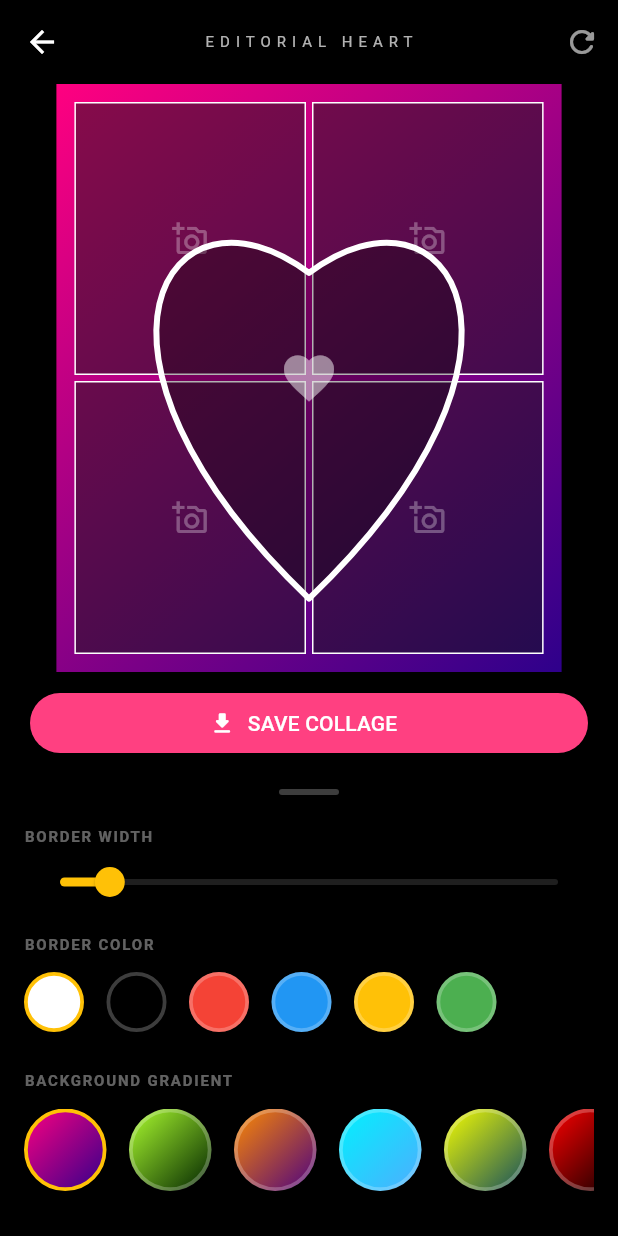
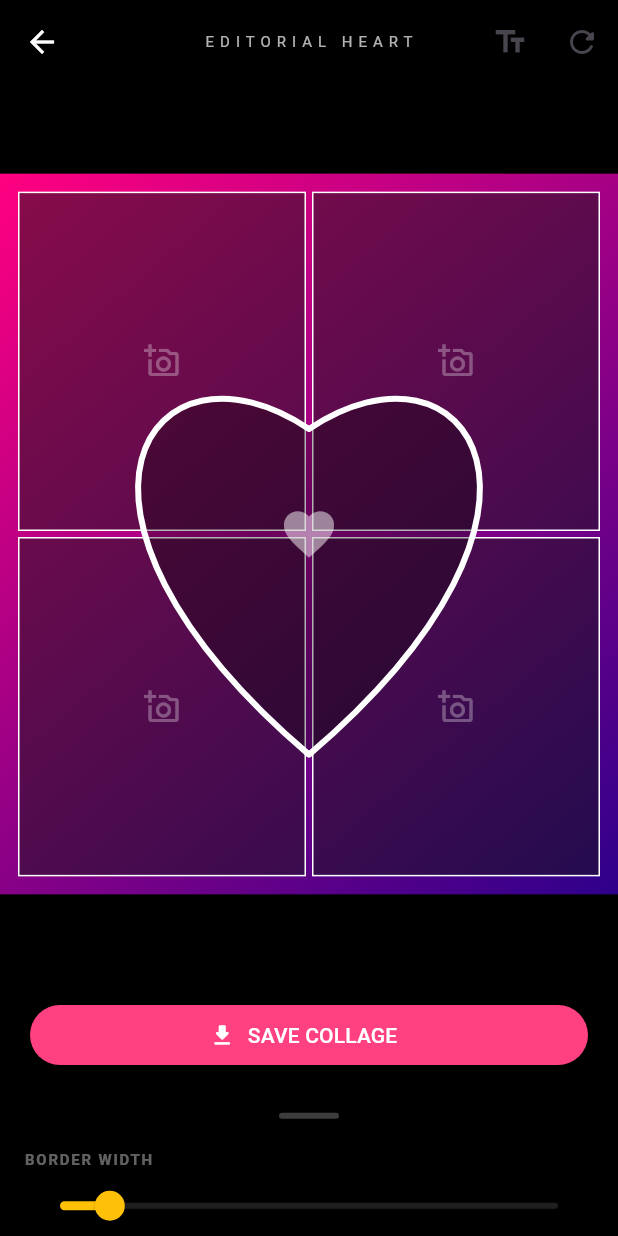
Before and after one commit to jashtannadds-bot/photo-editor, a Flutter app: the CenterHeartCollageScreen screen opened directly, on a phone screen of 412 x 824 dp. Run offline on Flutter 3.47's test engine with Material 3 defaults, Android fonts, the phone set to English and light mode, and no system bars; our stand-ins replace camera, image_picker; missing offline and left inert: gal.

Commit message:
textformatting collage

```diff
--- a/lib/heartcollage.dart
+++ b/lib/heartcollage.dart
@@ -1,8 +1,9 @@
 import 'dart:io';
 import 'package:flutter/material.dart';
 import 'package:image_picker/image_picker.dart';
-  import 'package:photho_editor/collagecontrol.dart'; // Same as Slit Scan
+import 'package:photho_editor/collagecontrol.dart';
 import 'package:photho_editor/collageimagehelper.dart';
+import 'package:photho_editor/commontext.dart';
 import 'package:photho_editor/sharedstyle.dart';
 
 class CenterHeartCollageScreen extends StatefulWidget {
@@ -19,7 +20,9 @@
   List<File?> gridImages = List.filled(4, null);
   File? heartImage;
 
-    // 1. Initialize using the same CollageStyle as Slit Scan
+  // Storage for text items added to the collage
+  List<Widget> textWidgets = [];
+
   late CollageStyle myStyle;
 
   @override
@@ -49,10 +52,25 @@
     setState(() {
       gridImages = List.filled(4, null);
       heartImage = null;
+      textWidgets.clear();
       myStyle.borderColor = Colors.white;
       myStyle.borderWidth = 2.0;
       myStyle.activeBackground = appBackgrounds[0];
     });
+  }
+
+  void _addNewText() {
+    // Calling the common text handler we discussed
+    CollageTextHandler.showTextEditor(
+      context: context,
+      onComplete: (text, color, font) {
+        setState(() {
+          textWidgets.add(
+             DraggableTextWidget(text: text, color: color, font: font),
+          );
+        });
+      },
+    );
   }
 
   @override
@@ -69,13 +87,13 @@
         centerTitle: true,
         leading: const BackButton(color: Colors.white),
         actions: [
-            IconButton(
-              icon: const Icon(Icons.refresh_rounded, color: Colors.white60),
-              onPressed: resetCollage,
-            )
+          IconButton(icon: const Icon(Icons.text_fields), onPressed: _addNewText),
+          IconButton(icon: const Icon(Icons.refresh_rounded), onPressed: resetCollage)
         ],
       ),
-        body: Column(
+      body: Stack(
+        children: [
+          Column(
             children: [
               Expanded(
                 child: Center(
@@ -83,7 +101,6 @@
                     key: _boundaryKey,
                     child: Container(
                       padding: const EdgeInsets.all(12),
-                    // 2. Dynamic Background from shared class
                       decoration: myStyle.activeBackground.decoration,
                       child: AspectRatio(
                         aspectRatio: 0.85,
@@ -124,16 +141,13 @@
                                   ClipPath(
                                     clipper: PerfectHeartClipper(),
                                     child: Container(
-                                    decoration: BoxDecoration(
-                                      color: Colors.black.withOpacity(0.3),
-                                    ),
+                                      decoration: BoxDecoration(color: Colors.black.withOpacity(0.3)),
                                       child: heartImage == null
                                           ? GestureDetector(
                                               onTap: () => pickImage(0, true),
                                               child: Center(
                                                 child: Icon(Icons.favorite,
-                                                color: myStyle.borderColor.withOpacity(0.5),
-                                                size: 40),
+                                                  color: myStyle.borderColor.withOpacity(0.5), size: 40),
                                               ),
                                             )
                                           : InteractiveViewer(
@@ -154,6 +168,9 @@
                                 ],
                               ),
                             ),
+
+                            // Floating Text Layer
+                            ...textWidgets,
                           ],
                         ),
                       ),
@@ -162,9 +179,9 @@
                 ),
               ),
 
-            // 3. Save Button (Same style as Slit Scan)
+              // Save Button (Adjusted for DraggableSheet)
               Padding(
-              padding: const EdgeInsets.symmetric(horizontal: 20, vertical: 10),
+                padding: const EdgeInsets.fromLTRB(20, 10, 20, 110),
                 child: SizedBox(
                   width: double.infinity,
                   child: ElevatedButton.icon(
@@ -175,13 +192,31 @@
                   ),
                 ),
               ),
+            ],
+          ),
 
-            // 4. THE COMMON CONTROL PANEL (Exactly the same)
-            CollageControlPanel(
+          /// DRAGGABLE CONTROL PANEL
+          DraggableScrollableSheet(
+            initialChildSize: 0.12,
+            minChildSize: 0.12,
+            maxChildSize: 0.5,
+            builder: (context, scrollController) {
+              return Container(
+                decoration: BoxDecoration(
+                  color: Colors.black.withOpacity(0.95),
+                  borderRadius: const BorderRadius.vertical(top: Radius.circular(30)),
+                ),
+                child: SingleChildScrollView(
+                  controller: scrollController,
+                  child: CollageControlPanel(
                     style: myStyle,
                     onColorChanged: (newColor) => setState(() => myStyle.borderColor = newColor),
                     onWidthChanged: (newWidth) => setState(() => myStyle.borderWidth = newWidth),
                     onBackgroundChanged: (newBg) => setState(() => myStyle.activeBackground = newBg),
+                  ),
+                ),
+              );
+            },
           ),
         ],
       ),
@@ -212,7 +247,8 @@
   }
 }
 
-  // --- KEEP YOUR CLIPPER AND PAINTER CLASSES BELOW ---
+// --- HELPER CLASSES (Place these outside the State class) ---
+
 class PerfectHeartClipper extends CustomClipper<Path> {
   @override
   Path getClip(Size size) {
@@ -254,3 +290,38 @@
   @override
   bool shouldRepaint(PerfectHeartPainter oldDelegate) => true;
 }
+
+class DraggableTextWidget extends StatefulWidget {
+  final String text;
+  final Color color;
+  final String font;
+  const DraggableTextWidget({super.key, required this.text, required this.color, required this.font});
+
+  @override
+  State<DraggableTextWidget> createState() => _DraggableTextWidgetState();
+}
+
+class _DraggableTextWidgetState extends State<DraggableTextWidget> {
+  Offset position = const Offset(100, 100);
+
+  @override
+  Widget build(BuildContext context) {
+    return Positioned(
+      left: position.dx,
+      top: position.dy,
+      child: GestureDetector(
+        onPanUpdate: (details) => setState(() => position += details.delta),
+        child: Text(
+          widget.text,
+          style: TextStyle(
+            color: widget.color,
+            fontFamily: widget.font,
+            fontSize: 28,
+            fontWeight: FontWeight.bold,
+            shadows: const [Shadow(blurRadius: 10, color: Colors.black54)],
+          ),
+        ),
+      ),
+    );
+  }
+}
```
Lines whose indentation alone changed are shown as unchanged.
